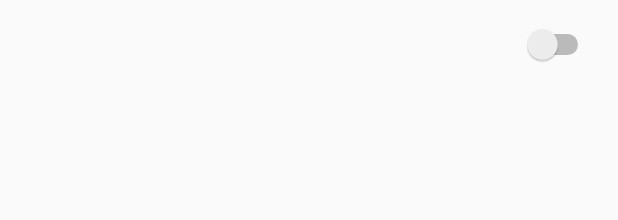
After one commit to EugeDamm/HCI-App, an Android app: the layout specific_device.xml on its own in the app's theme, with its tools: preview values and no code run, on a phone screen of 412 x 824 dp. The commit adds this screen. Shown: the top 220 px of the screen. Run offline under Robolectric (Android 15) with nearby library versions, the phone set to English and light mode, and no system bars; network calls fail.

Commit message:
Specific device

```diff
--- a/app/src/main/AndroidManifest.xml
+++ b/app/src/main/AndroidManifest.xml
@@ -25,6 +25,9 @@
             android:name=".SpecificRoomActivity"
             android:parentActivityName=".MainActivity"
             />
+        <activity android:name=".SpecificDeviceActivity"
+            android:parentActivityName=".SpecificRoomActivity"
+            />
     </application>
 
 </manifest>
--- a/app/src/main/res/layout-es/room_text_layout.xml
+++ b/app/src/main/res/layout-es/room_text_layout.xml
@@ -2,7 +2,7 @@
 <TextView xmlns:android="http://schemas.android.com/apk/res/android"
     android:layout_width="match_parent"
     android:layout_height="wrap_content"
-    android:textSize="20sp"
+    android:textSize="30sp"
     android:layout_margin="12dp"
     android:padding="12dp">
 </TextView>
--- /dev/null
+++ b/app/src/main/res/layout-es/specific_device.xml
@@ -0,0 +1,16 @@
+<?xml version="1.0" encoding="utf-8"?>
+<android.support.constraint.ConstraintLayout xmlns:android="http://schemas.android.com/apk/res/android"
+    xmlns:app="http://schemas.android.com/apk/res-auto"
+    xmlns:tools="http://schemas.android.com/tools"
+    android:layout_width="match_parent"
+    android:layout_height="match_parent">
+
+    <ListView
+        android:layout_width="395dp"
+        android:layout_height="587dp"
+        android:layout_marginTop="8dp"
+        app:layout_constraintEnd_toEndOf="parent"
+        app:layout_constraintHorizontal_bias="0.5"
+        app:layout_constraintStart_toStartOf="parent"
+        app:layout_constraintTop_toTopOf="parent" />
+</android.support.constraint.ConstraintLayout>
--- a/app/src/main/res/layout/room_text_layout.xml
+++ b/app/src/main/res/layout/room_text_layout.xml
@@ -2,7 +2,7 @@
 <TextView xmlns:android="http://schemas.android.com/apk/res/android"
     android:layout_width="match_parent"
     android:layout_height="wrap_content"
-    android:textSize="20sp"
+    android:textSize="30sp"
     android:layout_margin="12dp"
     android:padding="12dp">
 </TextView>
--- /dev/null
+++ b/app/src/main/res/layout/specific_device.xml
@@ -0,0 +1,25 @@
+<?xml version="1.0" encoding="utf-8"?>
+<android.support.constraint.ConstraintLayout xmlns:android="http://schemas.android.com/apk/res/android"
+    xmlns:app="http://schemas.android.com/apk/res-auto"
+    android:layout_width="match_parent"
+    android:layout_height="match_parent">
+
+    <TextView
+        android:id="@+id/textViewSpecificDevice"
+        android:text=""
+        android:layout_width="240dp"
+        android:layout_height="43dp"
+        android:layout_marginStart="16dp"
+        android:layout_marginTop="16dp"
+        app:layout_constraintStart_toStartOf="parent"
+        app:layout_constraintTop_toTopOf="parent" />
+
+    <Switch
+        android:id="@+id/switchSpecificDevice"
+        android:layout_width="wrap_content"
+        android:layout_height="wrap_content"
+        android:layout_marginTop="16dp"
+        android:layout_marginEnd="16dp"
+        app:layout_constraintEnd_toEndOf="parent"
+        app:layout_constraintTop_toTopOf="parent" />
+</android.support.constraint.ConstraintLayout>
```
Also changed, not shown: app/src/main/java/api/Api.java (+16 -0 lines), app/src/main/java/ar/edu/itba/hci/smarthomesystem/Device.java (+19 -0 lines), app/src/main/java/ar/edu/itba/hci/smarthomesystem/SpecificDeviceActivity.java (added, +114 -0 lines), app/src/main/java/ar/edu/itba/hci/smarthomesystem/SpecificRoomActivity.java (+18 -2 lines), app/src/main/java/ar/edu/itba/hci/smarthomesystem/State.java (added, +176 -0 lines).
